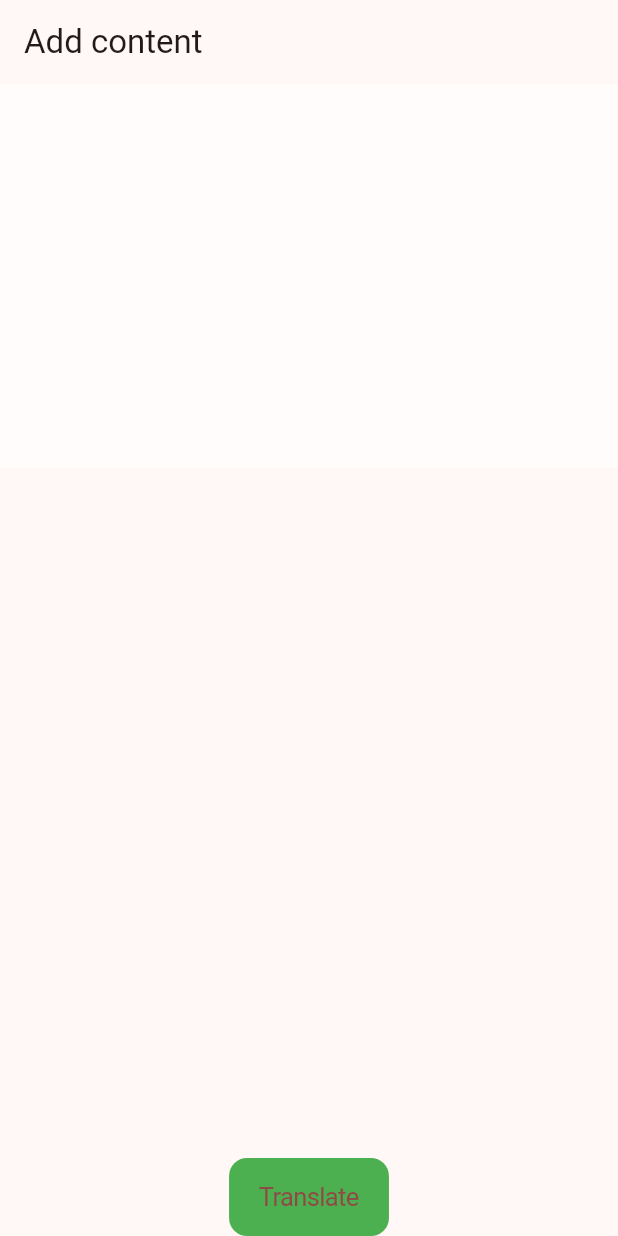
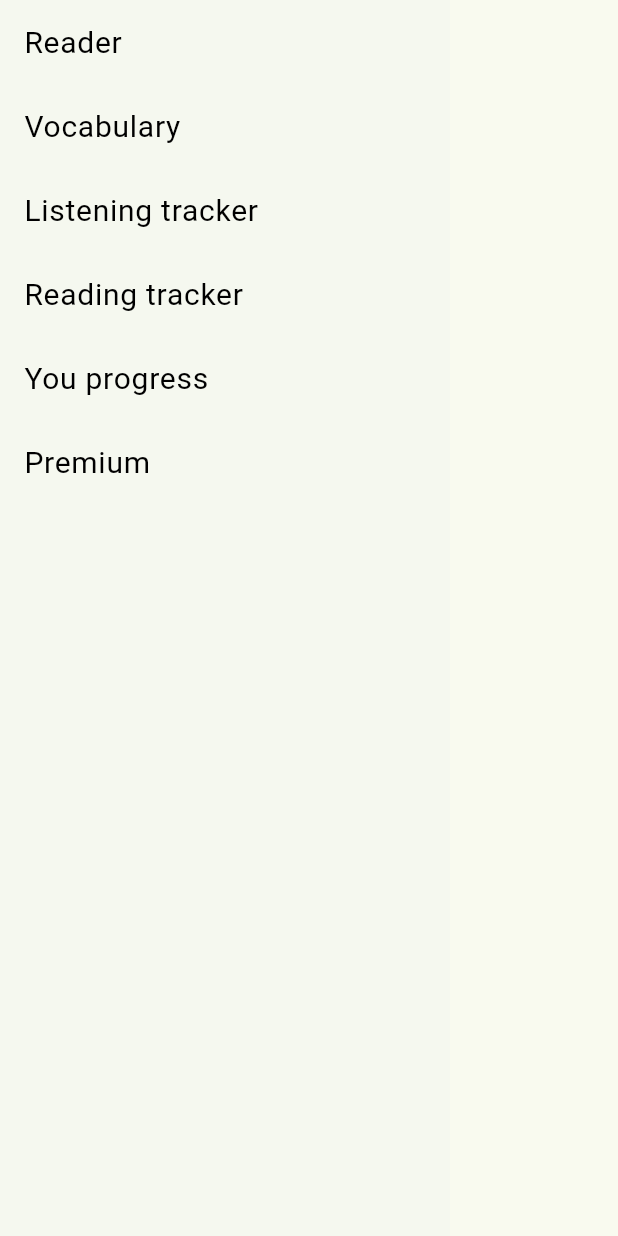
Before and after one commit to yertayquanysov/lenguela, a Flutter app: the screen it shows after launch, on a phone screen of 412 x 824 dp. Run offline on Flutter 3.47's test engine with Material 3 defaults, Android fonts, the light colour scheme and no system bars; our stand-ins replace google_fonts; Roboto replaces fonts that are missing (Ubuntu).

Commit message:
Added account

```diff
--- /dev/null
+++ b/lib/features/account/presentation/pages/account_page.dart
@@ -0,0 +1,22 @@
+import 'package:flutter/material.dart';
+import 'package:lenguela/features/account/presentation/widgets/menu_list.dart';
+
+class AccountPage extends StatelessWidget {
+  const AccountPage({super.key});
+
+  @override
+  Widget build(BuildContext context) {
+    return Scaffold(
+      body: Row(
+        children: [
+          Container(
+            width: 300,
+            height: double.infinity,
+            color: Colors.blueAccent.withOpacity(0.02),
+            child: const MenuList(),
+          )
+        ],
+      ),
+    );
+  }
+}
--- /dev/null
+++ b/lib/features/account/presentation/widgets/menu_item.dart
@@ -0,0 +1,24 @@
+import 'package:flutter/material.dart';
+
+class MenuItem extends StatelessWidget {
+  const MenuItem({
+    super.key,
+    required this.name,
+  });
+
+  final String name;
+
+  @override
+  Widget build(BuildContext context) {
+    return ListTile(
+      onTap: () {},
+      title: Text(
+        name,
+        style: const TextStyle(
+          fontSize: 20,
+          color: Colors.black,
+        ),
+      ),
+    );
+  }
+}
--- /dev/null
+++ b/lib/features/account/presentation/widgets/menu_list.dart
@@ -0,0 +1,22 @@
+import 'package:flutter/material.dart';
+
+import 'menu_item.dart';
+
+class MenuList extends StatelessWidget {
+
+  const MenuList({super.key});
+
+  @override
+  Widget build(BuildContext context) {
+    return ListView(
+      children: const [
+        MenuItem(name: "Reader"),
+        MenuItem(name: "Vocabulary"),
+        MenuItem(name: "Listening tracker"),
+        MenuItem(name: "Reading tracker"),
+        MenuItem(name: "You progress"),
+        MenuItem(name: "Premium"),
+      ],
+    );
+  }
+}
--- a/lib/features/content/presentation/pages/add_content_page.dart
+++ /dev/null
@@ -1,45 +0,0 @@
-import 'package:flutter/cupertino.dart';
-import 'package:flutter/material.dart';
-import 'package:lenguela/features/content/presentation/pages/view_content_page.dart';
-
-class AddContentPage extends StatelessWidget {
-  const AddContentPage({super.key});
-
-  @override
-  Widget build(BuildContext context) {
-    String passedText = "";
-
-    return Scaffold(
-      appBar: AppBar(
-        title: const Text("Add content"),
-      ),
-      body: Column(
-        children: [
-          Expanded(
-            child: TextFormField(
-              maxLines: 40,
-              minLines: 10,
-              onChanged: (v) => passedText = v,
-              decoration: const InputDecoration(
-                border: InputBorder.none,
-                filled: true,
-                fillColor: Colors.white54,
-              ),
-            ),
-          ),
-          const SizedBox(height: 10),
-          CupertinoButton(
-            color: Colors.green,
-            child: const Text("Translate"),
-            onPressed: () => Navigator.push(
-              context,
-              MaterialPageRoute(
-                builder: (_) => ViewContentPage(text: passedText),
-              ),
-            ),
-          ),
-        ],
-      ),
-    );
-  }
-}
--- a/lib/main.dart
+++ b/lib/main.dart
@@ -1,6 +1,6 @@
 import 'package:flutter/material.dart';
 import 'package:google_fonts/google_fonts.dart';
-import 'package:lenguela/features/content/presentation/pages/add_content_page.dart';
+import 'package:lenguela/features/account/presentation/pages/account_page.dart';
 
 void main() => runApp(const App());
 
@@ -11,12 +11,12 @@ class App extends StatelessWidget {
   Widget build(BuildContext context) {
     return MaterialApp(
       debugShowCheckedModeBanner: false,
+      home: const AccountPage(),
       theme: ThemeData(
         useMaterial3: true,
         textTheme: GoogleFonts.ubuntuTextTheme(),
-        colorScheme: ColorScheme.fromSeed(seedColor: Colors.redAccent),
+        colorScheme: ColorScheme.fromSeed(seedColor: Colors.lightGreen),
       ),
-      home: const AddContentPage(),
     );
   }
 }
```
Also changed, not shown: lib/features/content/presentation/pages/view_content_page.dart (deleted, +0 -24 lines), lib/features/reader/presentation/pages/add_content_page.dart (added, +50 -0 lines), lib/features/reader/presentation/pages/view_content_page.dart (added, +33 -0 lines), 67 other files.
